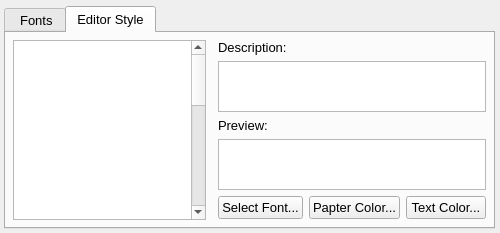
TrickPlay/Trickplay, file tools/debug/UI/Preference.ui: the form before one commit.
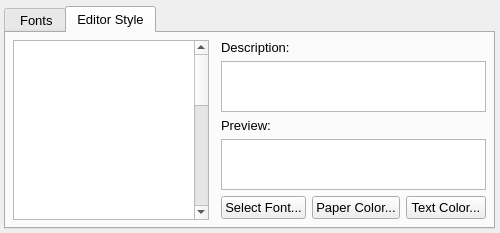
The form after the commit. The open tabs and pages were chosen to show the change.

Patch:
```diff
--- a/tools/debug/UI/Preference.ui
+++ b/tools/debug/UI/Preference.ui
@@ -348,7 +348,7 @@
               </font>
              </property>
              <property name="text">
-              <string>Papter Color...</string>
+              <string>Paper Color...</string>
              </property>
             </widget>
            </item>
```
